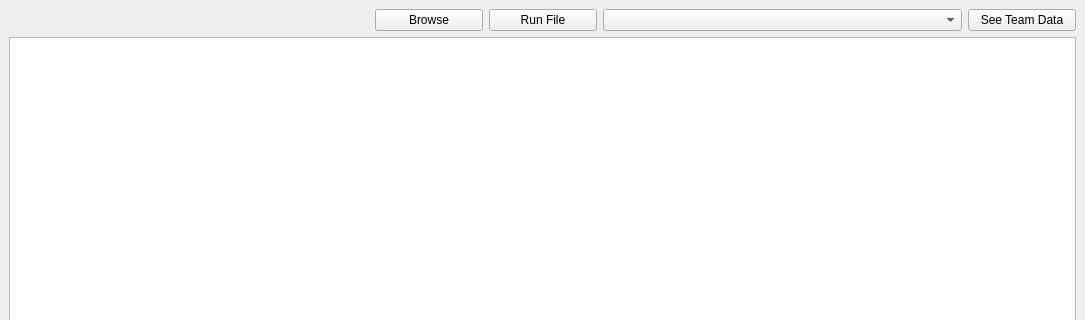
This is app/gui/main.ui in T6nisValk/saunamaraton as Qt 5 draws it before an edit; both pictures show x 0 to 1085 and y 0 to 320 of the 1085 by 605 pixel window. The edited form follows.
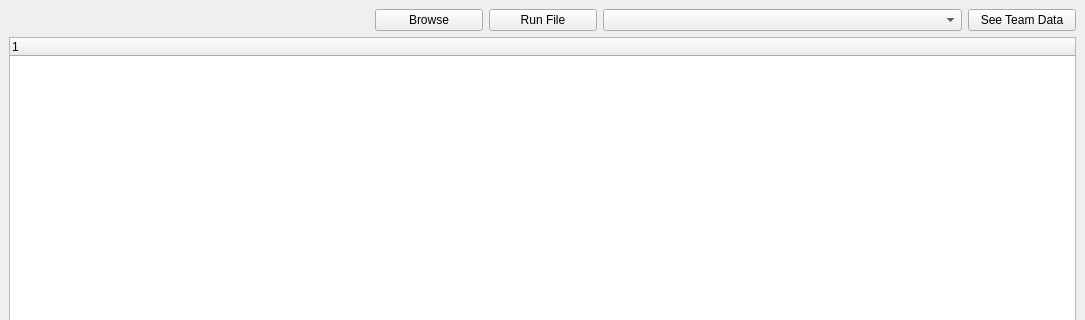
This is the edited form.

Commit message: raw data to treewidget

What changed in the file:
```diff
--- a/app/gui/main.ui
+++ b/app/gui/main.ui
@@ -53,9 +53,6 @@
       </property>
      </widget>
     </item>
-    <item row="1" column="0" colspan="5">
-     <widget class="QListView" name="result_list"/>
-    </item>
     <item row="0" column="3">
      <widget class="QComboBox" name="team_list">
       <property name="sizePolicy">
@@ -82,6 +79,9 @@
       </property>
      </widget>
     </item>
+    <item row="1" column="0" colspan="5">
+     <widget class="QTreeWidget" name="result_list"/>
+    </item>
    </layout>
   </widget>
   <widget class="QStatusBar" name="statusbar"/>
```
The commit also changes 2 other files.
